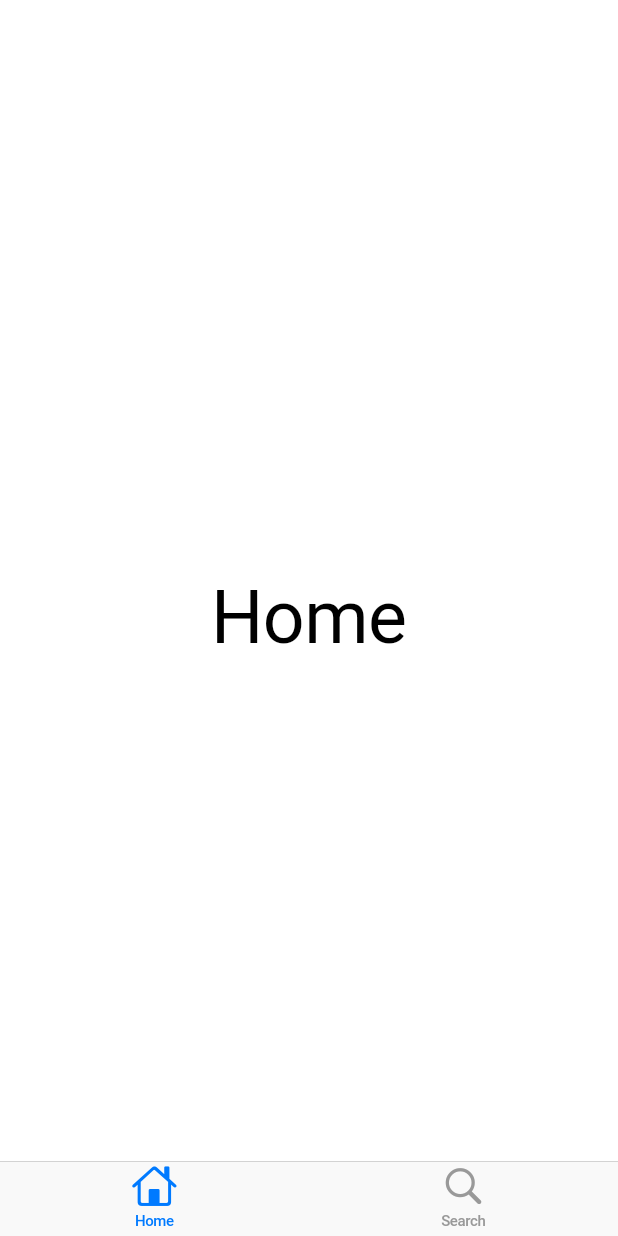
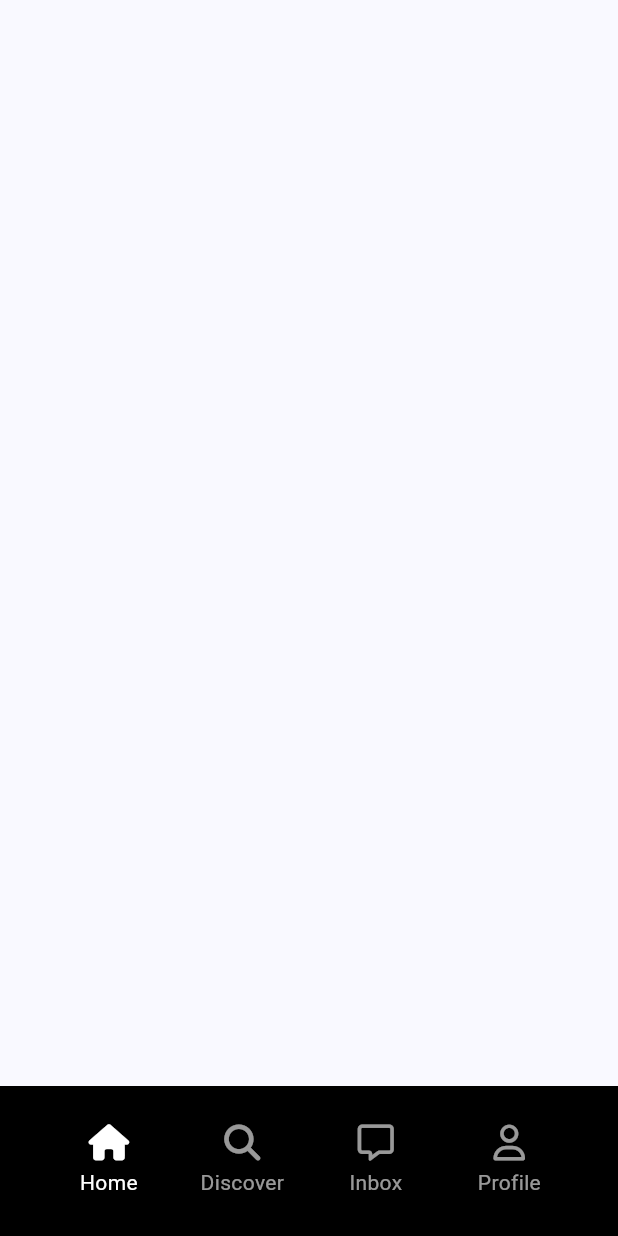
Before and after one commit to ralo-med/tiktok_clone, a Flutter app: the screen it shows after launch, on a phone screen of 412 x 824 dp. Run offline on Flutter 3.47's test engine with Material 3 defaults, Android fonts, the phone set to English and light mode, and no system bars; our stand-ins replace font_awesome_flutter.

Commit message:
#Custom Navigation 1

```diff
--- a/lib/features/main_navigation/main_navigation_screen.dart
+++ b/lib/features/main_navigation/main_navigation_screen.dart
@@ -1,5 +1,7 @@
-import 'package:flutter/cupertino.dart';
 import 'package:flutter/material.dart';
+import 'package:font_awesome_flutter/font_awesome_flutter.dart';
+import 'package:tiktok_clone/constants/sizes.dart';
+import 'package:tiktok_clone/features/main_navigation/widgets/nav_tab.dart';
 
 class MainNavigationScreen extends StatefulWidget {
   const MainNavigationScreen({super.key});
@@ -34,20 +36,43 @@ class _MainNavigationScreenState extends State<MainNavigationScreen> {
 
   @override
   Widget build(BuildContext context) {
-    return CupertinoTabScaffold(
-      tabBar: CupertinoTabBar(
-        items: const [
-          BottomNavigationBarItem(
-            icon: Icon(CupertinoIcons.home),
-            label: "Home",
+    return Scaffold(
+      bottomNavigationBar: BottomAppBar(
+        color: Colors.black,
+        height: 100,
+        child: Padding(
+          padding: const EdgeInsets.all(Sizes.size12),
+          child: Row(
+            mainAxisAlignment: MainAxisAlignment.spaceBetween,
+            children: [
+              NavTab(
+                text: "Home",
+                isSelected: _selectedIndex == 0,
+                icon: FontAwesomeIcons.house,
+                onTap: () => _onTap(0),
+              ),
+              NavTab(
+                text: "Discover",
+                isSelected: _selectedIndex == 1,
+                icon: FontAwesomeIcons.magnifyingGlass,
+                onTap: () => _onTap(1),
+              ),
+              NavTab(
+                text: "Inbox",
+                isSelected: _selectedIndex == 3,
+                icon: FontAwesomeIcons.message,
+                onTap: () => _onTap(3),
+              ),
+              NavTab(
+                text: "Profile",
+                isSelected: _selectedIndex == 4,
+                icon: FontAwesomeIcons.user,
+                onTap: () => _onTap(4),
+              ),
+            ],
           ),
-          BottomNavigationBarItem(
-            icon: Icon(CupertinoIcons.search),
-            label: "Search",
-          ),
-        ],
+        ),
       ),
-      tabBuilder: (context, index) => screens[index],
     );
   }
 }
--- /dev/null
+++ b/lib/features/main_navigation/widgets/nav_tab.dart
@@ -0,0 +1,52 @@
+import 'package:flutter/material.dart';
+import 'package:font_awesome_flutter/font_awesome_flutter.dart';
+
+import '../../../constants/gaps.dart';
+
+class NavTab extends StatelessWidget {
+  const NavTab({
+    super.key,
+    required this.text,
+    required this.isSelected,
+    required this.icon,
+    required this.onTap,
+  });
+
+  final String text;
+  final bool isSelected;
+  final IconData icon;
+  final Function onTap;
+
+  @override
+  Widget build(BuildContext context) {
+    return Expanded(
+      child: GestureDetector(
+        onTap: () => onTap(),
+        child: Container(
+          color: Colors.black,
+          child: AnimatedOpacity(
+            duration: const Duration(milliseconds: 300),
+            opacity: isSelected ? 1 : 0.6,
+            child: Column(
+              mainAxisSize: MainAxisSize.min,
+              mainAxisAlignment: MainAxisAlignment.center,
+              children: [
+                FaIcon(
+                  icon,
+                  color: Colors.white,
+                ),
+                Gaps.v5,
+                Text(
+                  text,
+                  style: const TextStyle(
+                    color: Colors.white,
+                  ),
+                )
+              ],
+            ),
+          ),
+        ),
+      ),
+    );
+  }
+}
```
